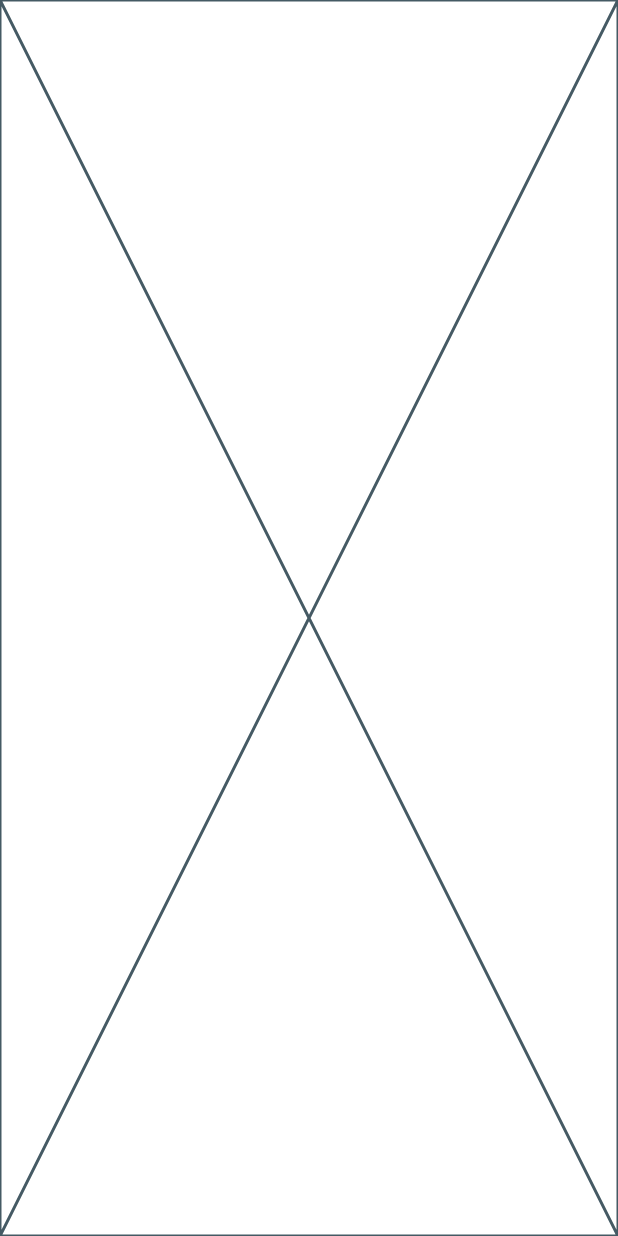
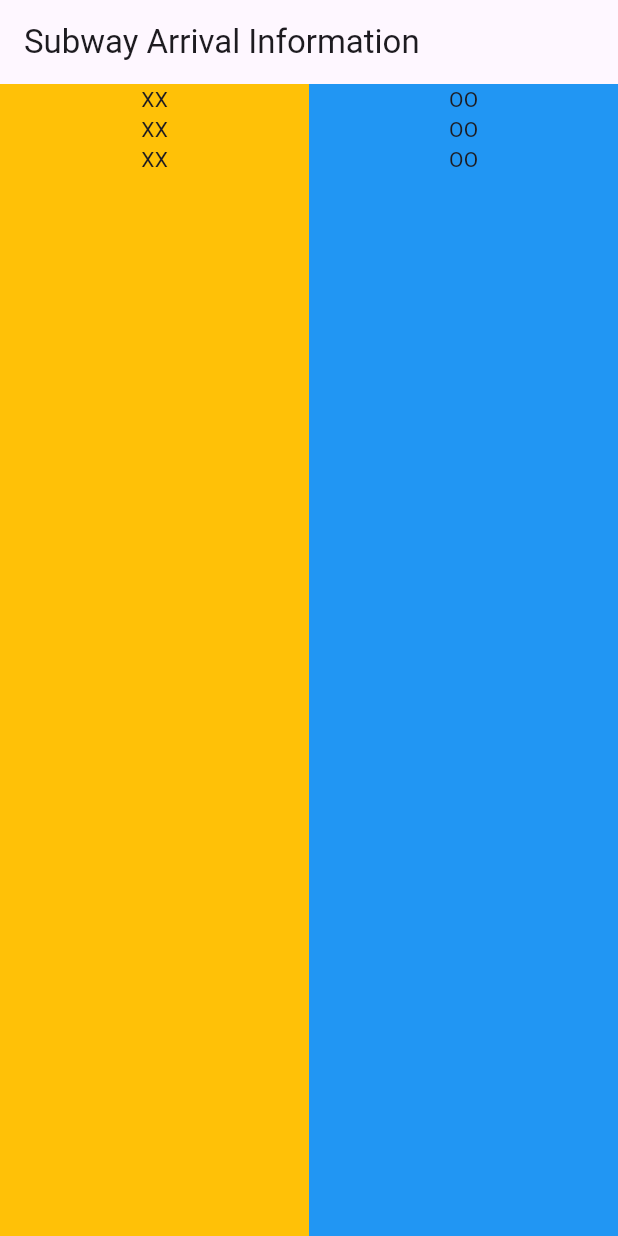
Before and after one commit to hoogom88/Flutter_Subway, a Flutter app: the screen it shows after launch, on a phone screen of 412 x 824 dp. Run offline on Flutter 3.47's test engine with Material 3 defaults, Android fonts, the phone set to English and light mode, and no system bars; our stand-ins replace freezed_annotation.

Commit message:
KimDonghyeok 2

```diff
--- a/lib/main.dart
+++ b/lib/main.dart
@@ -1,4 +1,5 @@
 import 'package:flutter/material.dart';
+import 'package:flutter_subway/presentation/home_screen.dart';
 
 void main() {
   runApp(const MyApp());
@@ -15,7 +16,7 @@ class MyApp extends StatelessWidget {
         colorScheme: ColorScheme.fromSeed(seedColor: Colors.deepPurple),
         useMaterial3: true,
       ),
-      home: Placeholder(),
+      home: HomeScreen(),
     );
   }
 }
--- a/lib/presentation/home_screen.dart
+++ b/lib/presentation/home_screen.dart
@@ -0,0 +1,59 @@
+import 'package:flutter/material.dart';
+
+class HomeScreen extends StatefulWidget {
+  const HomeScreen({super.key});
+
+  @override
+  State<HomeScreen> createState() => _HomeScreenState();
+}
+
+class _HomeScreenState extends State<HomeScreen> {
+  @override
+  Widget build(BuildContext context) {
+    return Scaffold(
+      appBar: AppBar(
+        title: const Text('Subway Arrival Information'),
+      ),
+      body: Column(
+        mainAxisAlignment: MainAxisAlignment.start,
+        crossAxisAlignment: CrossAxisAlignment.center,
+        children: [
+          Expanded(
+            child: Row(
+              mainAxisAlignment: MainAxisAlignment.center,
+              children: [
+                Expanded(
+                  child: Container(
+                    color: Colors.amber,
+                    child: Column(
+                      children: [
+                        Text('XX'),
+                        Text('XX'),
+                        Text('XX'),
+                      ],
+                    ),
+                  ),
+                ),
+                Expanded(
+                  child: Container(
+                    color: Colors.blue,
+                    child: Column(
+                      children: [
+                        Text('OO'),
+                        Text('OO'),
+                        Text('OO'),
+                      ],
+                    ),
+                  ),
+                )
+              ],
+            ),
+          ),
+          Stack(
+            children: [],
+          )
+        ],
+      ),
+    );
+  }
+}
```
